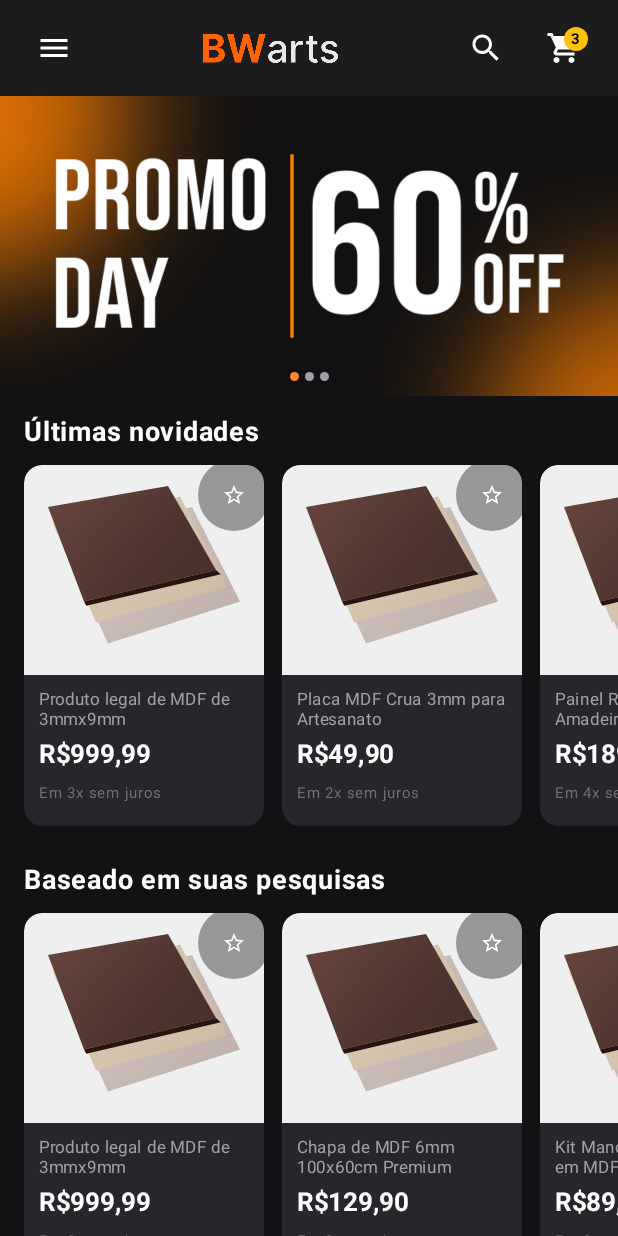
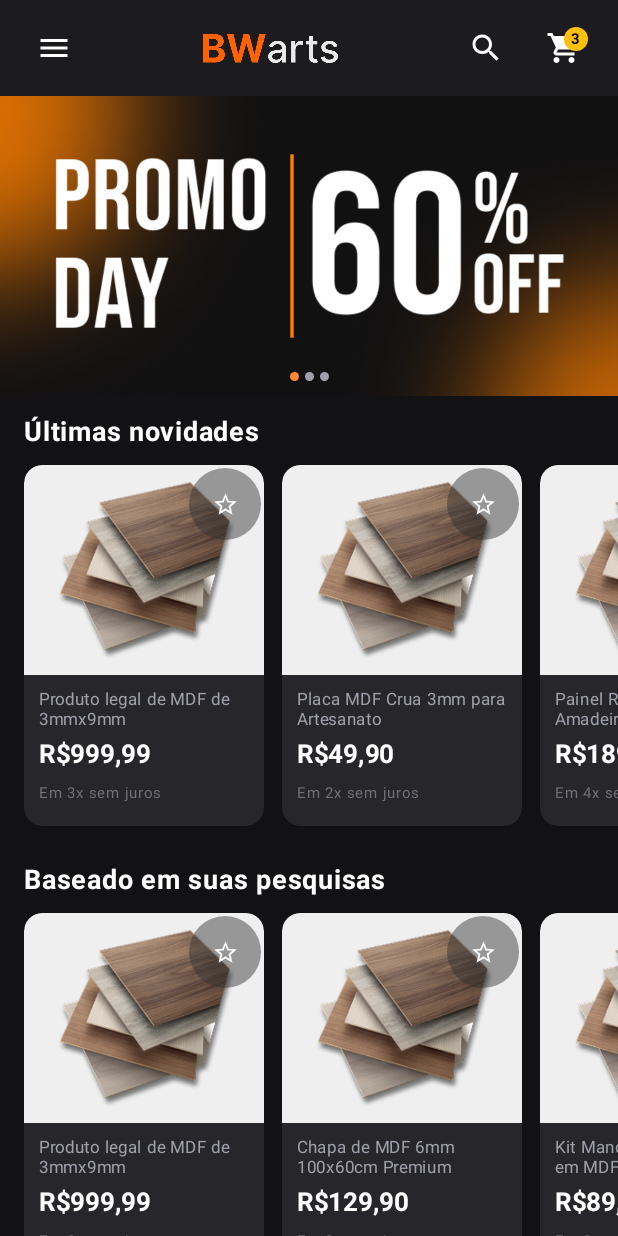
Before and after one commit to pedypowgui/bwarts-mobile, an Android app built with Jetpack Compose: the screen it shows after launch (MainActivity), on a phone screen of 412 x 824 dp. Run offline under Robolectric (Android 15) with nearby library versions, the phone set to English and light mode, and no system bars.

Commit message:
Fix(cardProduto): ajuste de imagens
Ajuste de botão de favoritar e imagem do produto em si

```diff
--- a/app/src/main/java/com/example/bwarts/MainActivity.kt
+++ b/app/src/main/java/com/example/bwarts/MainActivity.kt
@@ -27,7 +27,7 @@ import com.example.bwarts.ui.components.FooterSection
 import com.example.bwarts.ui.components.HeaderBar
 import com.example.bwarts.ui.components.PersonalizationBanner
 import com.example.bwarts.ui.components.Product
-import com.example.bwarts.ui.components.ProductSection
+import com.example.bwarts.ui.components.ProdutoSecao
 import com.example.bwarts.ui.components.PromoCarousel
 import com.example.bwarts.ui.theme.BwartsDarkBg
 import com.example.bwarts.ui.theme.BwartsTheme
@@ -111,34 +111,36 @@ fun HomeScreen() {
                     .padding(innerPadding)
                     .background(BwartsDarkBg)
             ) {
-                // 1. Promo Carousel Section
+                // Carrossel promocional
                 item {
                     PromoCarousel()
                 }
 
-                // 2. "Últimas novidades" Horizontal Section
+                // Ultimas novidades - produtos
                 item {
-                    ProductSection(
+                    ProdutoSecao (
                         title = "Últimas novidades",
                         products = ultimasNovidades,
                         onProductClick = { product ->
+                            // TODO: Mudar para nagevação entre as páginas aqui
                             Toast.makeText(context, "Clicou em: ${product.title}", Toast.LENGTH_SHORT).show()
                         }
                     )
                 }
 
-                // 3. "Baseado em suas pesquisas" Horizontal Section
+                // Baseado em suas pesquisas - produtos
                 item {
-                    ProductSection(
+                    ProdutoSecao (
                         title = "Baseado em suas pesquisas",
                         products = baseadoEmPesquisas,
                         onProductClick = { product ->
+                            // TODO: Mudar para nagevação entre as páginas aqui
                             Toast.makeText(context, "Clicou em: ${product.title}", Toast.LENGTH_SHORT).show()
                         }
                     )
                 }
 
-                // 4. Fixed Personalization Banner Section
+                // Banner de personalização
                 item {
                     PersonalizationBanner(
                         onBannerClick = {
@@ -147,7 +149,7 @@ fun HomeScreen() {
                     )
                 }
 
-                // 5. Footer Section
+                // Footer
                 item {
                     FooterSection(
                         onLinkClick = { link ->
--- a/app/src/main/java/com/example/bwarts/ui/components/PromoCarousel.kt
+++ b/app/src/main/java/com/example/bwarts/ui/components/CarrosselHome.kt
@@ -4,7 +4,6 @@ import com.example.bwarts.R
 import androidx.annotation.DrawableRes
 import androidx.compose.foundation.Image
 import androidx.compose.foundation.background
-import androidx.compose.foundation.gestures.animateScrollBy
 import androidx.compose.foundation.interaction.MutableInteractionSource
 import androidx.compose.foundation.interaction.collectIsDraggedAsState
 import androidx.compose.foundation.interaction.collectIsPressedAsState
@@ -17,7 +16,6 @@ import androidx.compose.foundation.layout.height
 import androidx.compose.foundation.layout.padding
 import androidx.compose.foundation.layout.size
 import androidx.compose.foundation.layout.wrapContentHeight
-import androidx.compose.foundation.layout.wrapContentSize
 import androidx.compose.foundation.pager.HorizontalPager
 import androidx.compose.foundation.pager.rememberPagerState
 import androidx.compose.foundation.shape.CircleShape
@@ -31,7 +29,6 @@ import androidx.compose.ui.draw.clip
 import androidx.compose.ui.graphics.Color
 import androidx.compose.ui.layout.ContentScale
 import androidx.compose.ui.res.painterResource
-import androidx.compose.ui.tooling.preview.Preview
 import androidx.compose.ui.unit.dp
 import kotlinx.coroutines.delay
 
@@ -102,6 +99,7 @@ fun PagerIndicator(pageCount: Int, currentPageIndex: Int, modifier: Modifier = M
                 .padding(bottom = 8.dp),
             horizontalArrangement = Arrangement.Center
         ) {
+            // Impressão dos pontos de paginação
             repeat(pageCount) { iteration ->
                 val color = if (currentPageIndex == iteration) Color(0xFFFF8833) else Color(0xFFA0A0AB)
                 Box(
--- a/app/src/main/java/com/example/bwarts/ui/components/HeaderBar.kt
+++ b/app/src/main/java/com/example/bwarts/ui/components/Header.kt
@@ -8,7 +8,6 @@ import androidx.compose.foundation.layout.Row
 import androidx.compose.foundation.layout.fillMaxWidth
 import androidx.compose.foundation.layout.height
 import androidx.compose.foundation.layout.padding
-import androidx.compose.foundation.layout.size
 import androidx.compose.foundation.layout.width
 import androidx.compose.material.icons.Icons
 import androidx.compose.material.icons.filled.Menu
@@ -24,7 +23,6 @@ import androidx.compose.ui.Alignment
 import androidx.compose.ui.Modifier
 import androidx.compose.ui.graphics.Color
 import androidx.compose.ui.res.painterResource
-import androidx.compose.ui.res.stringResource
 import androidx.compose.ui.text.font.FontWeight
 import androidx.compose.ui.tooling.preview.Preview
 import androidx.compose.ui.unit.dp
--- a/app/src/main/java/com/example/bwarts/ui/components/MdfSheetImage.kt
+++ /dev/null
@@ -1,120 +0,0 @@
-package com.example.bwarts.ui.components
-
-import androidx.compose.foundation.Canvas
-import androidx.compose.foundation.background
-import androidx.compose.foundation.layout.Box
-import androidx.compose.foundation.layout.fillMaxSize
-import androidx.compose.foundation.layout.padding
-import androidx.compose.foundation.layout.size
-import androidx.compose.foundation.shape.CircleShape
-import androidx.compose.material.icons.Icons
-import androidx.compose.material.icons.filled.Star
-import androidx.compose.material.icons.outlined.StarBorder
-import androidx.compose.material3.Icon
-import androidx.compose.material3.IconButton
-import androidx.compose.runtime.Composable
-import androidx.compose.ui.Alignment
-import androidx.compose.ui.Modifier
-import androidx.compose.ui.geometry.Offset
-import androidx.compose.ui.geometry.Size
-import androidx.compose.ui.graphics.Brush
-import androidx.compose.ui.graphics.Color
-import androidx.compose.ui.graphics.Path
-import androidx.compose.ui.graphics.drawscope.rotate
-import androidx.compose.ui.unit.dp
-import com.example.bwarts.ui.theme.BwartsYellow
-
-@Composable
-fun MdfSheetImage(
-    isFavorite: Boolean = false,
-    onFavoriteToggle: () -> Unit = {},
-    modifier: Modifier = Modifier
-) {
-    Box(
-        modifier = modifier
-            .background(Color(0xFFEFEFEF))
-    ) {
-        // Render 3D stacked MDF sheets using Canvas
-        Canvas(modifier = Modifier.fillMaxSize()) {
-            val w = size.width
-            val h = size.height
-
-            // Layer 1 (Bottom beige raw MDF sheet)
-            drawPath(
-                path = Path().apply {
-                    moveTo(w * 0.15f, h * 0.35f)
-                    lineTo(w * 0.70f, h * 0.20f)
-                    lineTo(w * 0.90f, h * 0.65f)
-                    lineTo(w * 0.35f, h * 0.85f)
-                    close()
-                },
-                brush = Brush.linearGradient(
-                    colors = listOf(Color(0xFFD7CCC8), Color(0xFFBCAAA4)),
-                    start = Offset(0f, 0f),
-                    end = Offset(w, h)
-                )
-            )
-
-            // Layer 2 (Middle lighter oak MDF sheet)
-            drawPath(
-                path = Path().apply {
-                    moveTo(w * 0.12f, h * 0.28f)
-                    lineTo(w * 0.65f, h * 0.15f)
-                    lineTo(w * 0.85f, h * 0.58f)
-                    lineTo(w * 0.30f, h * 0.75f)
-                    close()
-                },
-                brush = Brush.linearGradient(
-                    colors = listOf(Color(0xFFE0D5C1), Color(0xFFC7B299)),
-                    start = Offset(0f, 0f),
-                    end = Offset(w, h)
-                )
-            )
-
-            // Layer 3 (Top dark wood veneer MDF sheet)
-            drawPath(
-                path = Path().apply {
-                    moveTo(w * 0.10f, h * 0.20f)
-                    lineTo(w * 0.60f, h * 0.10f)
-                    lineTo(w * 0.80f, h * 0.50f)
-                    lineTo(w * 0.25f, h * 0.65f)
-                    close()
-                },
-                brush = Brush.linearGradient(
-                    colors = listOf(Color(0xFF6D4C41), Color(0xFF4E342E), Color(0xFF3E2723)),
-                    start = Offset(0f, 0f),
-                    end = Offset(w, h)
-                )
-            )
-
-            // Edge highlight/shadow on top sheet
-            drawPath(
-                path = Path().apply {
-                    moveTo(w * 0.25f, h * 0.65f)
-                    lineTo(w * 0.80f, h * 0.50f)
-                    lineTo(w * 0.82f, h * 0.52f)
-                    lineTo(w * 0.26f, h * 0.67f)
-                    close()
-                },
-                color = Color(0xFF271510)
-            )
-        }
-
-        // Star button at top-right corner
-        IconButton(
-            onClick = onFavoriteToggle,
-            modifier = Modifier
-                .align(Alignment.TopEnd)
-                .padding(6.dp)
-                .size(28.dp)
-                .background(Color(0x77333333), CircleShape)
-        ) {
-            Icon(
-                imageVector = if (isFavorite) Icons.Default.Star else Icons.Outlined.StarBorder,
-                contentDescription = "Favorito",
-                tint = if (isFavorite) BwartsYellow else Color.White,
-                modifier = Modifier.size(16.dp)
-            )
-        }
-    }
-}
--- a/app/src/main/java/com/example/bwarts/ui/components/ProductCard.kt
+++ b/app/src/main/java/com/example/bwarts/ui/components/ProdutoCard.kt
@@ -21,6 +21,7 @@ import androidx.compose.ui.draw.clip
 import androidx.compose.ui.graphics.Color
 import androidx.compose.ui.text.font.FontWeight
 import androidx.compose.ui.text.style.TextOverflow
+import androidx.compose.ui.tooling.preview.Preview
 import androidx.compose.ui.unit.dp
 import androidx.compose.ui.unit.sp
 import com.example.bwarts.ui.theme.BwartsCardBg
@@ -35,7 +36,7 @@ data class Product(
 )
 
 @Composable
-fun ProductCard(
+fun ProdutoCard(
     product: Product,
     onProductClick: (Product) -> Unit = {},
     modifier: Modifier = Modifier
@@ -54,8 +55,8 @@ fun ProductCard(
         elevation = CardDefaults.cardElevation(defaultElevation = 4.dp)
     ) {
         Column {
-            // Product Image (MDF Stack Illustration)
-            MdfSheetImage(
+            // Imagem do produto
+            imagemProdutoCard(
                 isFavorite = isFavorite,
                 onFavoriteToggle = { isFavorite = !isFavorite },
                 modifier = Modifier
--- a/app/src/main/java/com/example/bwarts/ui/components/ProductSection.kt
+++ b/app/src/main/java/com/example/bwarts/ui/components/ProdutoSecao.kt
@@ -18,7 +18,7 @@ import androidx.compose.ui.unit.dp
 import androidx.compose.ui.unit.sp
 
 @Composable
-fun ProductSection(
+fun ProdutoSecao(
     title: String,
     products: List<Product>,
     onProductClick: (Product) -> Unit = {},
@@ -29,7 +29,7 @@ fun ProductSection(
             .fillMaxWidth()
             .padding(vertical = 12.dp)
     ) {
-        // Section Title
+        // Título da seção
         Text(
             text = title,
             color = Color.White,
@@ -40,14 +40,14 @@ fun ProductSection(
 
         Spacer(modifier = Modifier.height(10.dp))
 
-        // Horizontal Product List
+        // Lista dos produtos com navegação horizontal
         LazyRow(
             contentPadding = PaddingValues(horizontal = 16.dp),
             horizontalArrangement = Arrangement.spacedBy(12.dp),
             modifier = Modifier.fillMaxWidth()
         ) {
             items(products) { product ->
-                ProductCard(
+                ProdutoCard(
                     product = product,
                     onProductClick = onProductClick
                 )
--- /dev/null
+++ b/app/src/main/java/com/example/bwarts/ui/components/imagemProdutoCard.kt
@@ -0,0 +1,61 @@
+package com.example.bwarts.ui.components
+
+import androidx.compose.foundation.Image
+import androidx.compose.foundation.background
+import androidx.compose.foundation.layout.Box
+import androidx.compose.foundation.layout.fillMaxWidth
+import androidx.compose.foundation.layout.padding
+import androidx.compose.foundation.layout.size
+import androidx.compose.foundation.shape.CircleShape
+import androidx.compose.material.icons.Icons
+import androidx.compose.material.icons.filled.Star
+import androidx.compose.material.icons.outlined.StarBorder
+import androidx.compose.material3.Icon
+import androidx.compose.material3.IconButton
+import androidx.compose.runtime.Composable
+import androidx.compose.ui.Alignment
+import androidx.compose.ui.Modifier
+import androidx.compose.ui.graphics.Color
+import androidx.compose.ui.layout.ContentScale
+import androidx.compose.ui.res.painterResource
+import androidx.compose.ui.unit.dp
+import com.example.bwarts.R
+import com.example.bwarts.ui.theme.BwartsYellow
+
+@Composable
+fun imagemProdutoCard(
+    isFavorite: Boolean = false,
+    onFavoriteToggle: () -> Unit = {},
+    modifier: Modifier = Modifier
+) {
+    Box(
+        modifier = modifier
+            .background(Color(0xFFEFEFEF))
+    ) {
+        // Imagem do produto
+        Image(
+            painter = painterResource(id = R.drawable.produto),
+            contentDescription = "Produto MDF de demonstração",
+            contentScale = ContentScale.Crop,
+            modifier = Modifier
+                .fillMaxWidth()
+        )
+
+        // Botão para favoritar produto
+        IconButton(
+            onClick = onFavoriteToggle,
+            modifier = Modifier
+                .align(Alignment.TopEnd)
+                .padding(16.dp)
+                .size(20.dp)
+                .background(Color(0x77333333), CircleShape)
+        ) {
+            Icon(
+                imageVector = if (isFavorite) Icons.Default.Star else Icons.Outlined.StarBorder,
+                contentDescription = "Favorito",
+                tint = if (isFavorite) BwartsYellow else Color.White,
+                modifier = Modifier.size(18.dp)
+            )
+        }
+    }
+}
```
Also changed, not shown: app/src/main/java/com/example/bwarts/ui/components/Footer.kt (renamed from app/src/main/java/com/example/bwarts/ui/components/FooterSection.kt), app/src/main/res/drawable/produto.png (added).
